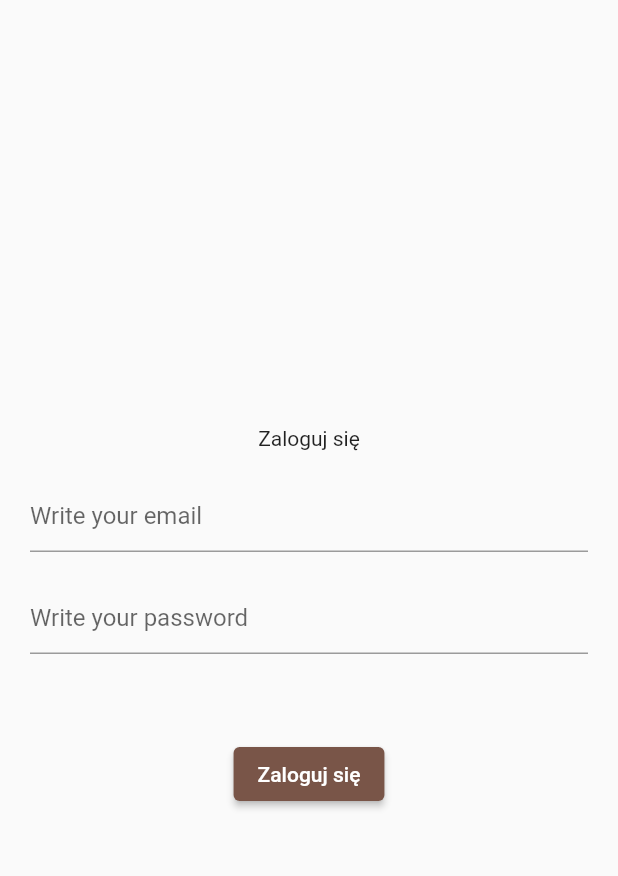
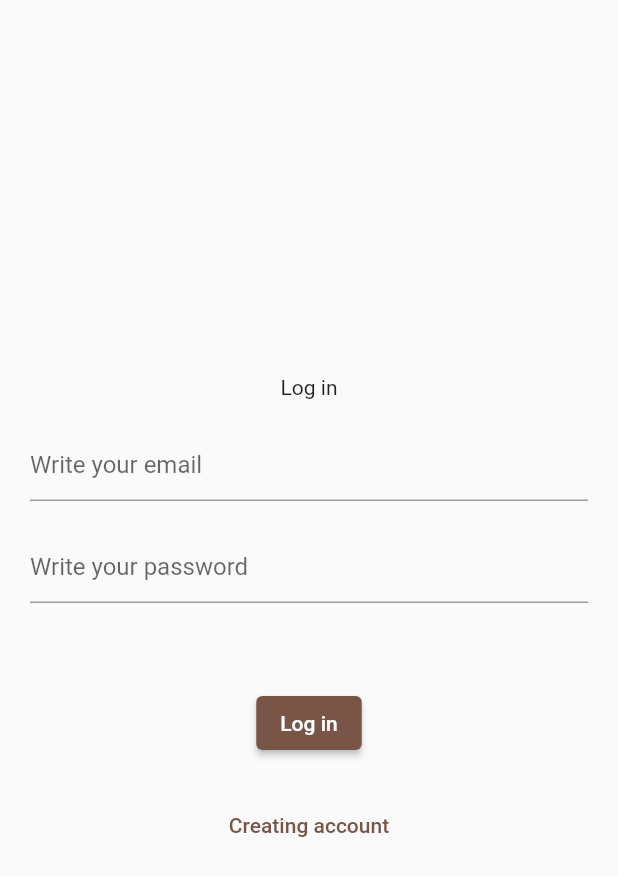
Before and after one commit to christopherwozniak/best_movies, a Flutter app: the screen it shows after launch, on a phone screen of 412 x 824 dp. Shown: the top 876 px of the screen. Run offline on Flutter 3.47's test engine with Material 2 defaults, Android fonts, the phone set to English and light mode, and no system bars; our stand-ins replace firebase_auth, firebase_core; accounts and stored records are empty.

Commit message:
Add registration and login pannel

```diff
--- a/lib/app/home/login_page.dart
+++ b/lib/app/home/login_page.dart
@@ -16,6 +16,7 @@ class LoginPage extends StatefulWidget {
 
 class _LoginPageState extends State<LoginPage> {
   var errorMessage = '';
+  var isCreatingAccount = false;
 
   @override
   Widget build(BuildContext context) {
@@ -26,7 +27,7 @@ class _LoginPageState extends State<LoginPage> {
           child: Column(
             mainAxisAlignment: MainAxisAlignment.center,
             children: [
-              const Text('Zaloguj się'),
+              Text(isCreatingAccount == true ? 'Register' : 'Log in'),
               const SizedBox(
                 height: 20,
               ),
@@ -52,6 +53,19 @@ class _LoginPageState extends State<LoginPage> {
               ),
               ElevatedButton(
                 onPressed: () async {
+                  if (isCreatingAccount == true) {
+                    //rejestracja
+                    try {
+                      await FirebaseAuth.instance
+                          .createUserWithEmailAndPassword(
+                              email: widget.emailController.text,
+                              password: widget.passwordController.text);
+                    } catch (error) {
+                      setState(() {
+                        errorMessage.toString();
+                      });
+                    }
+                  } else {
                     try {
                       await FirebaseAuth.instance.signInWithEmailAndPassword(
                           email: widget.emailController.text,
@@ -61,9 +75,33 @@ class _LoginPageState extends State<LoginPage> {
                         errorMessage = error.toString();
                       });
                     }
+                  }
                 },
-                child: const Text('Zaloguj się'),
+                child: Text(isCreatingAccount == true ? 'Register' : 'Log in'),
               ),
+              const SizedBox(
+                height: 20,
+              ),
+              if (isCreatingAccount == false) ...[
+                TextButton(
+                  onPressed: () {
+                    setState(() {
+                      isCreatingAccount = true;
+                    });
+                  },
+                  child: const Text('Creating account'),
+                ),
+              ],
+              if (isCreatingAccount == true) ...[
+                TextButton(
+                  onPressed: () {
+                    setState(() {
+                      isCreatingAccount = false;
+                    });
+                  },
+                  child: const Text('Back to login pannel'),
+                ),
+              ],
             ],
           ),
         ),
```
Lines whose indentation alone changed are shown as unchanged.
